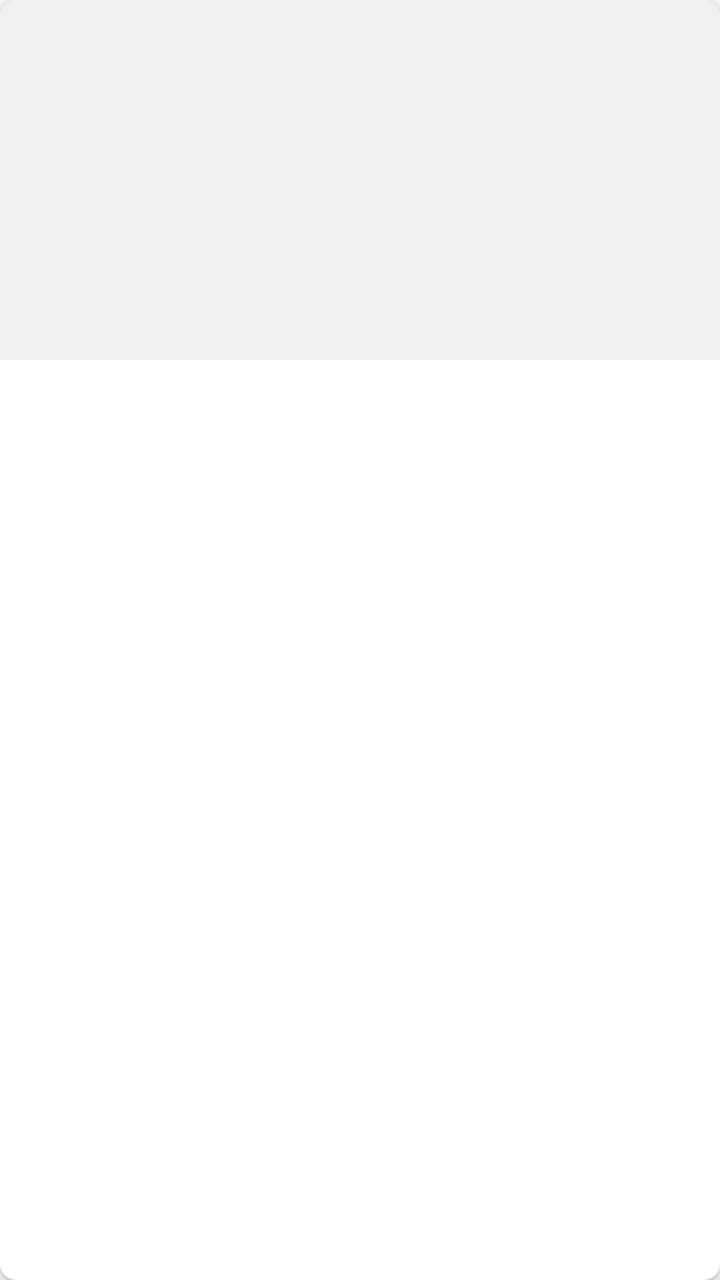
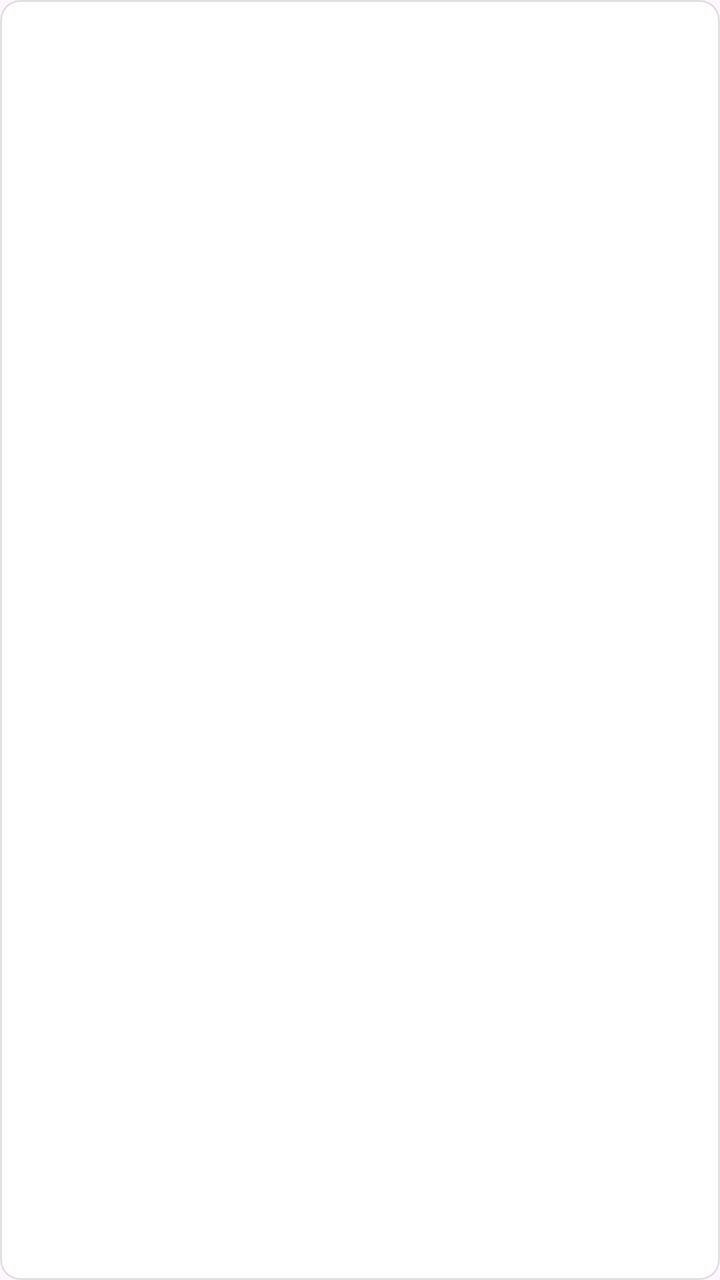

An Android layout rendered at two revisions. The XML below is the earlier revision; the diff shows what the commit changed to produce the second picture.
<!-- AndroidManifest.xml: application theme Theme.MT -->
<!-- res/layout/item_history_manga.xml -->
<?xml version="1.0" encoding="utf-8"?>
<com.google.android.material.card.MaterialCardView xmlns:android="http://schemas.android.com/apk/res/android"
    xmlns:app="http://schemas.android.com/apk/res-auto"
    android:layout_width="match_parent"
    android:layout_height="wrap_content"
    android:layout_marginStart="4dp"
    android:layout_marginEnd="4dp"
    android:layout_marginTop="4dp"
    android:layout_marginBottom="4dp"
    app:cardCornerRadius="8dp"
    app:cardElevation="2dp"
    app:strokeWidth="0dp"
    app:cardBackgroundColor="#FFFFFF">

    <LinearLayout
        android:layout_width="match_parent"
        android:layout_height="wrap_content"
        android:orientation="vertical">

        
        <FrameLayout
            android:layout_width="match_parent"
            android:layout_height="wrap_content">

            <ImageView
                android:id="@+id/iv_thumbnail"
                android:layout_width="match_parent"
                android:layout_height="180dp"
                android:scaleType="centerCrop"
                android:background="#F0F0F0" />

            
            <TextView
                android:id="@+id/tv_size_badge"
                android:layout_width="wrap_content"
                android:layout_height="wrap_content"
                android:layout_gravity="end|top"
                android:layout_marginTop="6dp"
                android:layout_marginEnd="6dp"
                android:background="@drawable/badge_background"
                android:paddingStart="6dp"
                android:paddingEnd="6dp"
                android:paddingTop="2dp"
                android:paddingBottom="2dp"
                android:textColor="#FFFFFF"
                android:textSize="10sp"
                android:textStyle="bold"
                android:visibility="gone" />
        </FrameLayout>

        
        <LinearLayout
            android:layout_width="match_parent"
            android:layout_height="wrap_content"
            android:orientation="vertical"
            android:paddingStart="10dp"
            android:paddingEnd="10dp"
            android:paddingTop="6dp"
            android:paddingBottom="8dp">

            
            <TextView
                android:id="@+id/tv_phash"
                android:layout_width="wrap_content"
                android:layout_height="wrap_content"
                android:textColor="#999999"
                android:textSize="9sp"
                android:fontFamily="monospace"
                android:maxLines="1" />

            
            <LinearLayout
                android:layout_width="match_parent"
                android:layout_height="wrap_content"
                android:orientation="horizontal"
                android:gravity="center_vertical"
                android:layout_marginTop="2dp">

                <TextView
                    android:id="@+id/tv_translator_name"
                    android:layout_width="0dp"
                    android:layout_height="wrap_content"
                    android:layout_weight="1"
                    android:textColor="#AAAAAA"
                    android:textSize="11sp"
                    android:maxLines="1" />

                <TextView
                    android:id="@+id/tv_time"
                    android:layout_width="wrap_content"
                    android:layout_height="wrap_content"
                    android:textColor="#AAAAAA"
                    android:textSize="11sp" />
            </LinearLayout>
        </LinearLayout>
    </LinearLayout>

</com.google.android.material.card.MaterialCardView>
<!-- resources referenced by this layout -->
<resources>
  <!-- drawable badge_background (drawable) -->
  <?xml version="1.0" encoding="utf-8"?>
  <shape xmlns:android="http://schemas.android.com/apk/res/android"
      android:shape="rectangle">
      <solid android:color="#CC000000" />
      <corners android:radius="10dp" />
  </shape>
  <style name="Theme.MT" parent="Base.Theme.MT">
          
          <item name="android:navigationBarColor">@android:color/transparent</item>
          <item name="android:statusBarColor">@android:color/transparent</item>
          <item name="android:windowLightStatusBar">?attr/isLightTheme</item>
      </style>
  <style name="Base.Theme.MT" parent="Theme.Material3.Light.NoActionBar">
          <item name="colorPrimary">#55AEEA</item>
          <item name="android:navigationBarColor">
              @android:color/transparent
          </item>
          <item name="android:enforceNavigationBarContrast">false</item>
          <item name="android:enforceStatusBarContrast">false</item>
      </style>
</resources>

<!-- the commit's change to res/layout/item_history_manga.xml (unified diff, before → after) -->
@@ -7,9 +7,10 @@
     android:layout_marginEnd="4dp"
     android:layout_marginTop="4dp"
     android:layout_marginBottom="4dp"
-    app:cardCornerRadius="8dp"
-    app:cardElevation="2dp"
-    app:strokeWidth="0dp"
+    app:cardCornerRadius="10dp"
+    app:cardElevation="0dp"
+    app:strokeWidth="1dp"
+    app:strokeColor="#E0E0E0"
     app:cardBackgroundColor="#FFFFFF">
 
     <LinearLayout
@@ -26,8 +27,7 @@
                 android:id="@+id/iv_thumbnail"
                 android:layout_width="match_parent"
                 android:layout_height="180dp"
-                android:scaleType="centerCrop"
-                android:background="#F0F0F0" />
+                android:scaleType="centerCrop" />
 
             
             <TextView
@@ -55,7 +55,7 @@
             android:orientation="vertical"
             android:paddingStart="10dp"
             android:paddingEnd="10dp"
-            android:paddingTop="6dp"
+            android:paddingTop="8dp"
             android:paddingBottom="8dp">
 
             
@@ -74,14 +74,14 @@
                 android:layout_height="wrap_content"
                 android:orientation="horizontal"
                 android:gravity="center_vertical"
-                android:layout_marginTop="2dp">
+                android:layout_marginTop="3dp">
 
                 <TextView
                     android:id="@+id/tv_translator_name"
                     android:layout_width="0dp"
                     android:layout_height="wrap_content"
                     android:layout_weight="1"
-                    android:textColor="#AAAAAA"
+                    android:textColor="#666666"
                     android:textSize="11sp"
                     android:maxLines="1" />
 
@@ -89,7 +89,7 @@
                     android:id="@+id/tv_time"
                     android:layout_width="wrap_content"
                     android:layout_height="wrap_content"
-                    android:textColor="#AAAAAA"
+                    android:textColor="#999999"
                     android:textSize="11sp" />
             </LinearLayout>
         </LinearLayout>
